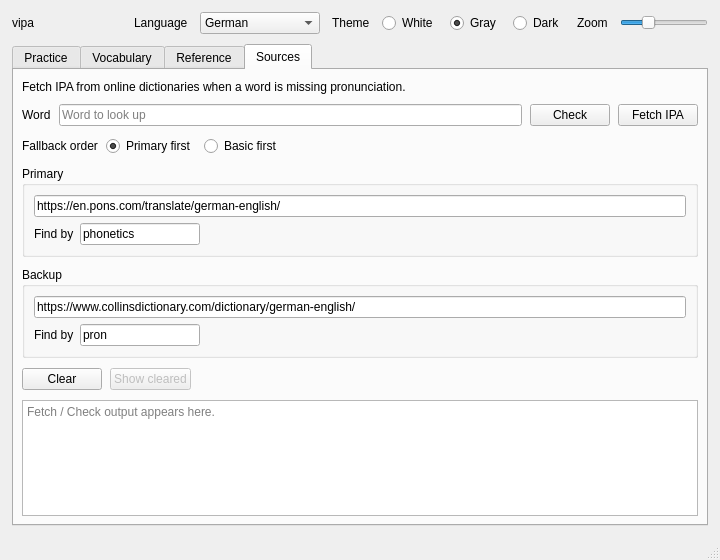
denizisik1/silent-vocabulary, file ui/main_window.ui: the form before one commit.
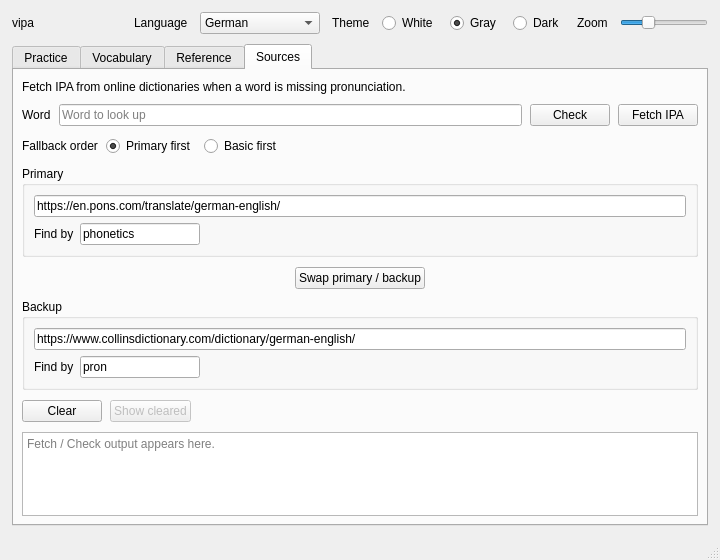
The form after the commit. The open tabs and pages were chosen to show the change.

Commit message:
feat(retrieve): add browser setup and its gui
Prompt to install Chromium when has no browser binary, harden
zendriver connect waits, and add a temporary primary/backup
source swap on the Sources tab.

The edit to the form file:
```diff
--- a/ui/main_window.ui
+++ b/ui/main_window.ui
@@ -1161,6 +1161,49 @@
           </layout>
          </widget>
         </item>
+        <item>
+         <layout class="QHBoxLayout" name="retrieveSourcesSwapLayout">
+          <property name="spacing">
+           <number>8</number>
+          </property>
+          <item>
+           <spacer name="retrieveSourcesSwapLeftSpacer">
+            <property name="orientation">
+             <enum>Qt::Horizontal</enum>
+            </property>
+            <property name="sizeHint" stdset="0">
+             <size>
+              <width>40</width>
+              <height>20</height>
+             </size>
+            </property>
+           </spacer>
+          </item>
+          <item>
+           <widget class="QPushButton" name="pushButton_swap_sources">
+            <property name="text">
+             <string>Swap primary / backup</string>
+            </property>
+            <property name="toolTip">
+             <string>Temporarily swap Primary and Backup URLs and Find by values</string>
+            </property>
+           </widget>
+          </item>
+          <item>
+           <spacer name="retrieveSourcesSwapRightSpacer">
+            <property name="orientation">
+             <enum>Qt::Horizontal</enum>
+            </property>
+            <property name="sizeHint" stdset="0">
+             <size>
+              <width>40</width>
+              <height>20</height>
+             </size>
+            </property>
+           </spacer>
+          </item>
+         </layout>
+        </item>
         <item>
          <widget class="QGroupBox" name="groupBox_8">
           <property name="title">
```
The commit also changes 9 other files.
